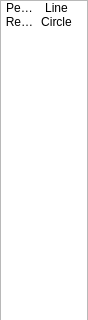
Caffeinix/mcmodeler, file src/tool_picker.ui: the form before one commit; both pictures show x 0 to 88 and y 0 to 320 of the 88 by 554 pixel window.
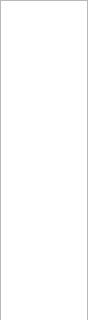
The form after the commit. Icons and pictures are not drawn.

Commit message: Hook up tool picker.  Fix bug in LineTool (it thought it was a brush).  Move responsibility for tool picking to ToolPicker.

The edit to the form file:
```diff
--- a/src/tool_picker.ui
+++ b/src/tool_picker.ui
@@ -46,42 +46,6 @@
      <property name="currentRow">
       <number>-1</number>
      </property>
-     <item>
-      <property name="text">
-       <string>Pencil</string>
-      </property>
-      <property name="icon">
-       <iconset resource="icons.qrc">
-        <normaloff>:/icons/pencil_tool.png</normaloff>:/icons/pencil_tool.png</iconset>
-      </property>
-     </item>
-     <item>
-      <property name="text">
-       <string>Line</string>
-      </property>
-      <property name="icon">
-       <iconset resource="icons.qrc">
-        <normaloff>:/icons/line_tool.png</normaloff>:/icons/line_tool.png</iconset>
-      </property>
-     </item>
-     <item>
-      <property name="text">
-       <string>Rectangle</string>
-      </property>
-      <property name="icon">
-       <iconset resource="icons.qrc">
-        <normaloff>:/icons/rectangle_tool.png</normaloff>:/icons/rectangle_tool.png</iconset>
-      </property>
-     </item>
-     <item>
-      <property name="text">
-       <string>Circle</string>
-      </property>
-      <property name="icon">
-       <iconset resource="icons.qrc">
-        <normaloff>:/icons/circle_tool.png</normaloff>:/icons/circle_tool.png</iconset>
-      </property>
-     </item>
     </widget>
    </item>
   </layout>
```
Left out of the diff: 6 changed lines with no effect on the pictures. The commit also changes 8 other files.
